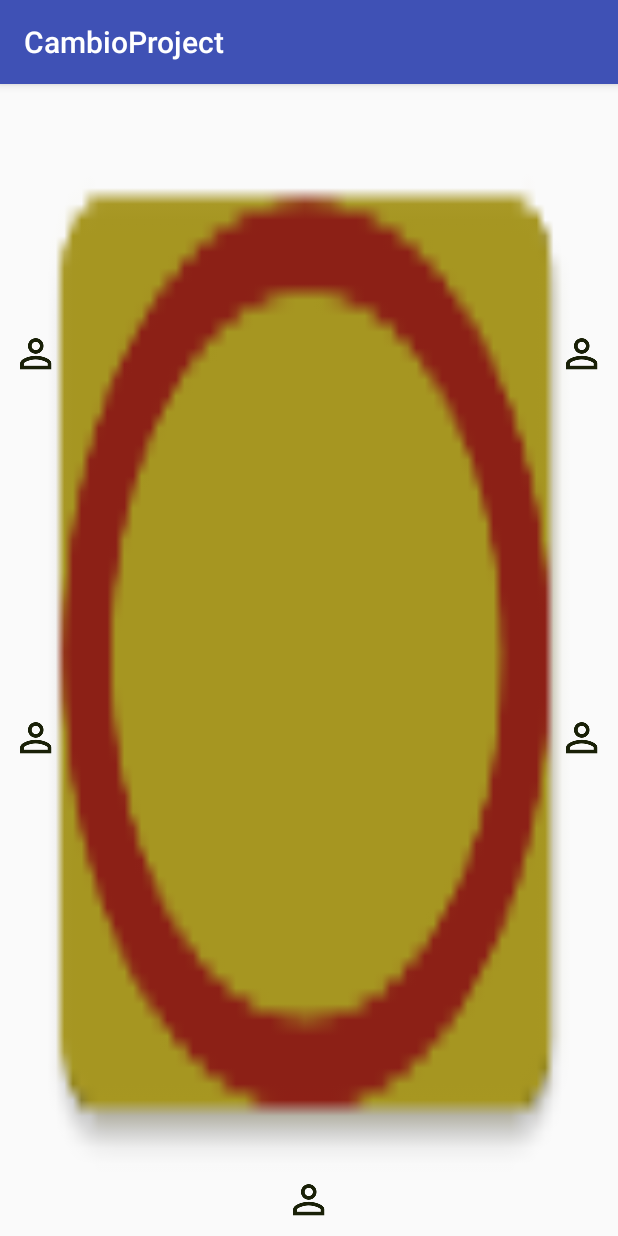
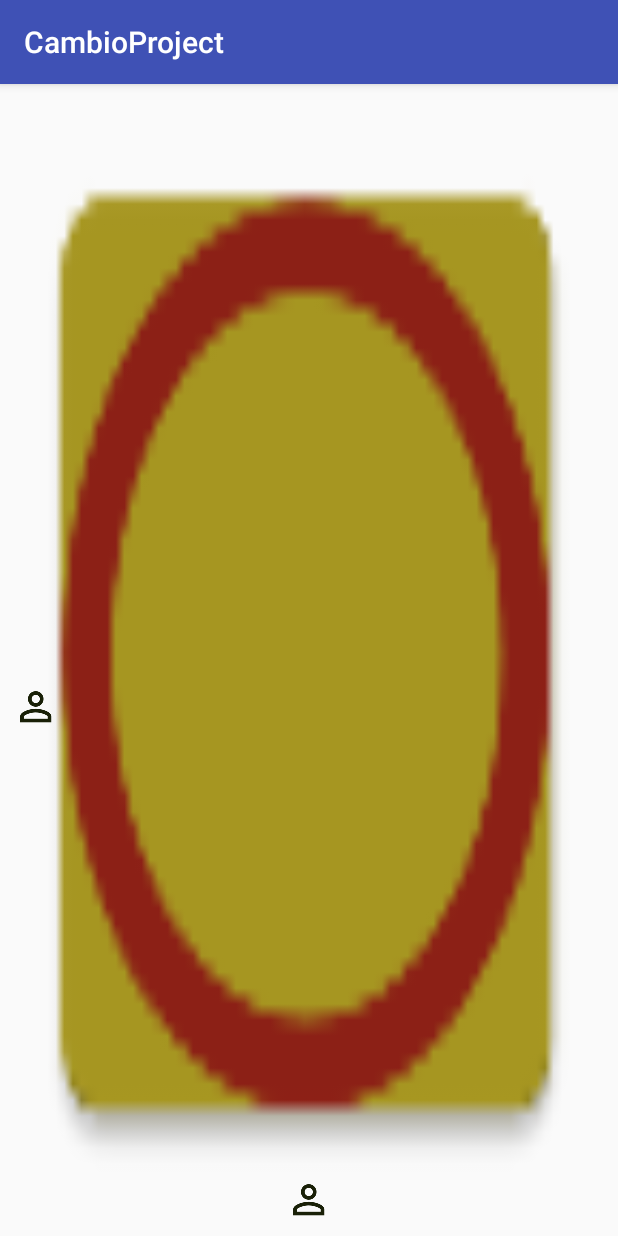
Before and after one commit to newZarbuv/Cambio, an Android app: the gameActivity screen opened directly, with no data from a screen before it, on a phone screen of 412 x 824 dp. Run offline under Robolectric (Android 15) with nearby library versions, the phone set to English and light mode, and no system bars.

Commit message:
set players on table according to user selections

```diff
--- a/app/src/main/java/com/example/a12/cambioproject/gameActivity.java
+++ b/app/src/main/java/com/example/a12/cambioproject/gameActivity.java
@@ -3,6 +3,7 @@ package com.example.a12.cambioproject;
 import android.graphics.Bitmap;
 import android.graphics.BitmapFactory;
 import android.graphics.Point;
+import android.media.Image;
 import android.support.v7.app.AppCompatActivity;
 import android.os.Bundle;
 import android.view.Display;
@@ -11,20 +12,54 @@ import android.view.Window;
 import android.view.WindowManager;
 import android.widget.ImageView;
 import android.widget.LinearLayout;
+import android.content.Intent;
 
 public class gameActivity extends AppCompatActivity {
+
+    private ImageView iv_Plr1;
+    private ImageView iv_Plr2;
+    private ImageView iv_Plr3;
+    private ImageView iv_Plr4;
+    private ImageView iv_Plr5;
+
 
     @Override
     protected void onCreate(Bundle savedInstanceState) {
         requestWindowFeature(Window.FEATURE_NO_TITLE);
         super.onCreate(savedInstanceState);
         setContentView(R.layout.activity_game);
-       //create full screen window
-        ImageView iv=(ImageView)findViewById(R.id.iv_back);
-        iv.setLayoutParams(new LinearLayout.LayoutParams(LinearLayout.LayoutParams.MATCH_PARENT, LinearLayout.LayoutParams.MATCH_PARENT));
-        iv.setScaleType(ImageView.ScaleType.FIT_XY);
+        initializeVariables();
+        //get intent from settings activity and configure players
+          Intent settIntent=getIntent();
+        int playerNum=settIntent.getIntExtra("PLAYERS",2);
+        switch(playerNum){
+            case 2:
+                iv_Plr3.setVisibility(View.GONE);
+                iv_Plr4.setVisibility(View.GONE);
+                iv_Plr5.setVisibility(View.GONE);
+                break;
+
+            case 3:
+                iv_Plr3.setVisibility(View.GONE);
+                iv_Plr4.setVisibility(View.GONE);
+                break;
+
+            case 4:
+                iv_Plr5.setVisibility(View.GONE);
+                break;
+
+            default:
+                break;
 
 
+        }
+  }
 
+    private void initializeVariables(){
+        iv_Plr1=(ImageView)findViewById(R.id.iv_player1);
+        iv_Plr2=(ImageView)findViewById(R.id.iv_player2);
+        iv_Plr3=(ImageView)findViewById(R.id.iv_player3);
+        iv_Plr4=(ImageView)findViewById(R.id.iv_player4);
+        iv_Plr5=(ImageView)findViewById(R.id.iv_player5);
     }
 }
--- a/app/src/main/res/layout/activity_game.xml
+++ b/app/src/main/res/layout/activity_game.xml
@@ -1,13 +1,14 @@
 <?xml version="1.0" encoding="utf-8"?>
 <LinearLayout
     android:layout_height="fill_parent"
-    android:layout_width="match_parent"
+    android:layout_width="fill_parent"
     xmlns:android="http://schemas.android.com/apk/res/android"
     android:layout_weight="1"
     android:orientation="vertical"
     android:id="@+id/gameLayout1"
     android:background="@mipmap/im_table2">
 <RelativeLayout
+    android:id="@+id/gameRel1"
     android:layout_width="fill_parent"
     android:layout_height="wrap_content"
     android:layout_weight="0.6"></RelativeLayout>
@@ -44,7 +45,8 @@
             android:layout_height="wrap_content"
             android:id="@+id/iv_player2"
             android:src="@mipmap/ic_player"
-            android:layout_alignParentLeft="true"/>
+            android:layout_alignParentLeft="true"
+            android:layout_alignParentStart="true"/>
         <ImageView
             android:layout_width="wrap_content"
             android:layout_height="wrap_content"
@@ -64,6 +66,7 @@
             android:id="@+id/iv_player1"
             android:src="@mipmap/ic_player"
             android:layout_alignParentRight="true"
+            android:layout_alignParentEnd="true"
             />
     </RelativeLayout>
 
```
